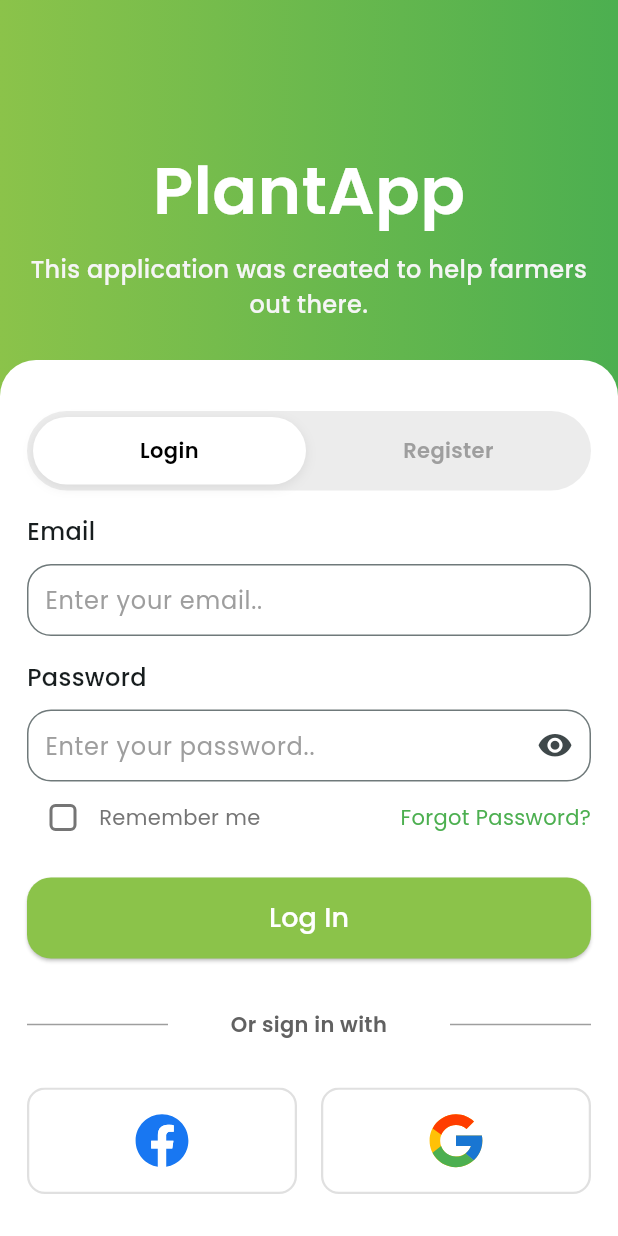
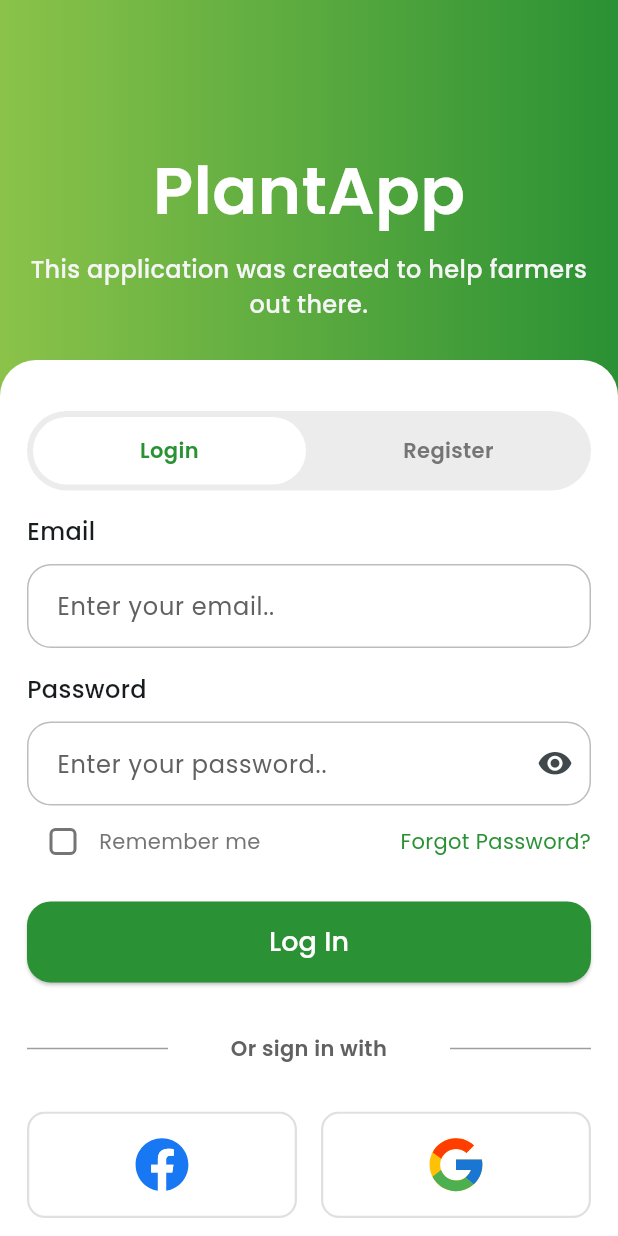
Before and after one commit to mmm-chd/fl_valrn, a Flutter app: the screen it shows after launch, on a phone screen of 412 x 824 dp. Run offline on Flutter 3.47's test engine with Material 3 defaults, Android fonts, the phone set to English and light mode, and no system bars; our stand-ins replace flutter_svg, get.

Commit message:
feat [SM] components

```diff
--- a/lib/components/widgets/custom_iconButton.dart
+++ b/lib/components/widgets/custom_iconButton.dart
@@ -42,7 +42,7 @@ class CustomIconbutton extends StatelessWidget {
         borderRadius: BorderRadius.circular(16),
         onTap: onTap,
         child: Padding(
-          padding: const EdgeInsets.all(16),
+          padding: const EdgeInsets.all(14),
           child: Row(
             mainAxisAlignment: MainAxisAlignment.start,
             crossAxisAlignment: CrossAxisAlignment.center,
--- /dev/null
+++ b/lib/components/widgets/custom_socialButton.dart
@@ -0,0 +1,33 @@
+import 'package:flutter/material.dart';
+import 'package:flutter_svg/svg.dart';
+
+class CustomSocialbutton extends StatelessWidget {
+  final String type;
+  final VoidCallback onTap;
+  const CustomSocialbutton({super.key, required this.type, required this.onTap});
+
+  @override
+  Widget build(BuildContext context) {
+    return Material(
+      color: Colors.transparent,
+      borderRadius: BorderRadius.circular(12),
+      child: InkWell(
+        borderRadius: BorderRadius.circular(12),
+        onTap: onTap,
+        child: Ink(
+          padding: const EdgeInsets.all(12),
+          decoration: BoxDecoration(
+            color: Colors.white,
+            borderRadius: BorderRadius.circular(12),
+            border: Border.all(color: Colors.grey.shade300, width: 1.5),
+          ),
+          child: SvgPicture.asset(
+            'assets/socialIcons/${type}_icon.svg',
+            width: 44,
+            height: 44,
+          ),
+        ),
+      ),
+    );
+  }
+}
--- a/lib/components/widgets/custom_tabBar.dart
+++ b/lib/components/widgets/custom_tabBar.dart
@@ -1,9 +1,9 @@
+import 'package:fl_valrn/configs/themes_color.dart';
 import 'package:flutter/material.dart';
 import 'package:get/state_manager.dart';
 
 class CustomTabbar extends StatelessWidget {
   final String text;
-  final Color? textColor;
   final RxInt currentIndex;
   final int tabIndex;
   final Function(int) onTap;
@@ -11,52 +11,42 @@ class CustomTabbar extends StatelessWidget {
   const CustomTabbar({
     super.key,
     required this.text,
-    required this.onTap,
-    this.textColor,
     required this.currentIndex,
     required this.tabIndex,
+    required this.onTap,
   });
 
   @override
   Widget build(BuildContext context) {
-    return Material(
-      color: Colors.transparent,
-      child: InkWell(
-        borderRadius: BorderRadius.circular(34),
-        onTap: () => onTap(tabIndex),
-        child: Obx(
-          () => AnimatedContainer(
-            duration: const Duration(milliseconds: 250),
-            curve: Curves.easeInOut,
-            height: 45,
-            decoration: currentIndex.value == tabIndex
-                ? BoxDecoration(
-                    color: Colors.white,
-                    borderRadius: BorderRadius.circular(34),
-                    boxShadow: [
-                      BoxShadow(
-                        color: Colors.black.withOpacity(0.08),
-                        blurRadius: 6,
-                        offset: Offset(0, 2),
-                      ),
-                    ],
-                  )
-                : BoxDecoration(borderRadius: BorderRadius.circular(34)),
+    return Obx(() {
+      final isActive = currentIndex.value == tabIndex;
+
+      return Material(
+        color: Colors.transparent,
+        child: InkWell(
+          borderRadius: BorderRadius.circular(30),
+          onTap: () => onTap(tabIndex),
+          child: AnimatedContainer(
+            duration: const Duration(milliseconds: 220),
+            curve: Curves.easeOut,
+            height: double.infinity,
             alignment: Alignment.center,
+            decoration: BoxDecoration(
+              color: isActive ? Colors.white : Colors.transparent,
+              borderRadius: BorderRadius.circular(30),
+            ),
             child: Text(
               text,
               textAlign: TextAlign.center,
               style: TextStyle(
-                color: currentIndex.value == tabIndex
-                    ? textColor ?? Colors.black
-                    : Colors.grey,
+                fontSize: 14,
                 fontWeight: FontWeight.w600,
-                fontSize: 14,
+                color: isActive ? PColor.primGreen : Colors.grey.shade600,
               ),
             ),
           ),
         ),
-      ),
-    );
+      );
+    });
   }
 }
--- a/lib/components/widgets/custom_textField.dart
+++ b/lib/components/widgets/custom_textField.dart
@@ -1,8 +1,9 @@
+import 'package:fl_valrn/configs/themes_color.dart';
 import 'package:flutter/material.dart';
 import 'package:flutter/services.dart';
 
 class CustomTextfield extends StatelessWidget {
-  final Color? fillColor;
+  final Color? fillColor, borderColor;
   final bool isNumber;
   final String label, hint;
   final double? marginTop;
@@ -12,10 +13,11 @@ class CustomTextfield extends StatelessWidget {
       enableSuggestion,
       isShow,
       enableInteractiveSelection,
-      useSuffixIcon;
-  final GestureTapCallback? onTap, onTapIcon;
+      useSuffixIcon,
+      usePrefixIcon;
+  final GestureTapCallback? onTap, onTapSuffixIcon, onTapPrefixIcon;
   final ValueChanged<String>? onChanged;
-  final Widget? suffixIcon;
+  final Widget? suffixIcon, prefixIcon;
   final FocusNode? focusNode;
 
   const CustomTextfield({
@@ -31,12 +33,16 @@ class CustomTextfield extends StatelessWidget {
     this.isShow,
     this.enableInteractiveSelection,
     this.onTap,
-    this.onTapIcon,
+    this.onTapSuffixIcon,
+    this.onTapPrefixIcon,
     this.suffixIcon,
+    this.prefixIcon,
     this.focusNode,
     this.onChanged,
     this.useSuffixIcon = false,
+    this.usePrefixIcon = false,
     this.fillColor,
+    this.borderColor,
   });
 
   @override
@@ -52,25 +58,51 @@ class CustomTextfield extends StatelessWidget {
         controller: controller,
         decoration: InputDecoration(
           fillColor: fillColor,
+          labelStyle: TextStyle(color: Colors.grey.shade700),
+          hintStyle: TextStyle(color: SColor.secGrey.withValues(alpha: 0.7)),
           labelText: label,
           alignLabelWithHint: false,
           hintText: hint,
-          hintStyle: TextStyle(color: Colors.grey.shade100),
-          labelStyle: TextStyle(color: Colors.grey),
           floatingLabelBehavior: FloatingLabelBehavior.never,
           hintFadeDuration: Duration(milliseconds: 500),
+
           errorBorder: OutlineInputBorder(
-            borderSide: BorderSide(color: Colors.green),
+            borderRadius: BorderRadius.circular(16.0),
+            borderSide: BorderSide(color:Colors.red),
           ),
-          suffixIcon: useSuffixIcon!
-              ? GestureDetector(onTap: onTapIcon, child: suffixIcon)
-              : null,
+
+          focusedErrorBorder: OutlineInputBorder(
+            borderRadius: BorderRadius.circular(16.0),
+            borderSide: BorderSide(color: Colors.red),
+          ),
+
           focusedBorder: OutlineInputBorder(
             borderRadius: BorderRadius.circular(16.0),
-            borderSide: BorderSide(color: Colors.green),
+            borderSide: BorderSide(color: PColor.primGreen),
           ),
-          border: OutlineInputBorder(borderRadius: BorderRadius.circular(16.0)),
-          contentPadding: EdgeInsets.all(8),
+
+          enabledBorder: OutlineInputBorder(
+            borderRadius: BorderRadius.circular(16.0),
+            borderSide: BorderSide(color: borderColor ?? Colors.grey.shade400),
+          ),
+
+          disabledBorder: OutlineInputBorder(
+            borderRadius: BorderRadius.circular(16.0),
+            borderSide: BorderSide(color: Colors.grey.shade200),
+          ),
+
+          border: OutlineInputBorder(
+            borderRadius: BorderRadius.circular(16.0),
+            borderSide: BorderSide(color: borderColor ?? Colors.grey.shade400),
+          ),
+
+          prefixIcon: usePrefixIcon!
+              ? GestureDetector(onTap: onTapPrefixIcon, child: prefixIcon)
+              : null,
+          suffixIcon: useSuffixIcon!
+              ? GestureDetector(onTap: onTapSuffixIcon, child: suffixIcon)
+              : null,
+          contentPadding: EdgeInsets.all(16),
         ),
         enableInteractiveSelection: enableInteractiveSelection ?? true,
         enableSuggestions: enableSuggestion ?? false,
--- a/lib/configs/themes_color.dart
+++ b/lib/configs/themes_color.dart
@@ -0,0 +1,9 @@
+import 'dart:ui';
+
+class PColor {
+  static const Color primGreen = Color(0xff2A9134);
+}
+
+class SColor {
+  static const Color secGrey = Color(0xff808083);
+}
--- a/lib/pages/login_page.dart
+++ b/lib/pages/login_page.dart
@@ -1,12 +1,13 @@
 import 'package:fl_valrn/components/widgets/custom_button.dart';
 import 'package:fl_valrn/components/widgets/custom_checkBox.dart';
+import 'package:fl_valrn/components/widgets/custom_socialButton.dart';
 import 'package:fl_valrn/components/widgets/custom_spacing.dart';
 import 'package:fl_valrn/components/widgets/custom_tabBar.dart';
 import 'package:fl_valrn/components/widgets/custom_text.dart';
 import 'package:fl_valrn/components/widgets/custom_textField.dart';
+import 'package:fl_valrn/configs/themes_color.dart';
 import 'package:fl_valrn/controllers/login_controller.dart';
 import 'package:flutter/material.dart';
-import 'package:flutter_svg/svg.dart';
 import 'package:get/get.dart';
 import 'package:get/state_manager.dart';
 
@@ -21,7 +22,7 @@ class LoginPage extends GetView<LoginController> {
           gradient: LinearGradient(
             begin: Alignment(-1, 1),
             end: Alignment(1, 1),
-            colors: [Colors.lightGreen, Colors.green],
+            colors: [Colors.lightGreen, PColor.primGreen],
           ),
         ),
         child: CustomScrollView(
@@ -96,7 +97,10 @@ class LoginPage extends GetView<LoginController> {
             // =========================
             // FILL SPACE (AVOID WHITE GAP)
             // =========================
-            const SliverFillRemaining(hasScrollBody: false, child: SizedBox()),
+            const SliverFillRemaining(
+              hasScrollBody: false,
+              child: CustomSpacing(),
+            ),
           ],
         ),
       ),
@@ -113,7 +117,7 @@ class LoginPage extends GetView<LoginController> {
         child: Container(
           height: 53,
           padding: const EdgeInsets.all(4),
-          constraints: const BoxConstraints(maxWidth: 420), // opsional
+          constraints: const BoxConstraints(maxWidth: 420),
           decoration: BoxDecoration(
             color: const Color(0xffECECEC),
             borderRadius: BorderRadius.circular(30),
@@ -170,34 +174,14 @@ class LoginPage extends GetView<LoginController> {
   Widget _socialButtons() {
     return Row(
       children: [
-        Expanded(child: _socialButton('facebook')),
+        Expanded(
+          child: CustomSocialbutton(type: 'facebook', onTap: () {}),
+        ),
         const CustomSpacing(width: 16),
-        Expanded(child: _socialButton('google')),
+        Expanded(
+          child: CustomSocialbutton(type: 'google', onTap: () {}),
+        ),
       ],
-    );
-  }
-
-  Widget _socialButton(String type) {
-    return Material(
-      color: Colors.transparent,
-      borderRadius: BorderRadius.circular(12),
-      child: InkWell(
-        borderRadius: BorderRadius.circular(12),
-        onTap: () {},
-        child: Ink(
-          padding: const EdgeInsets.all(12),
-          decoration: BoxDecoration(
-            color: Colors.white,
-            borderRadius: BorderRadius.circular(12),
-            border: Border.all(color: Colors.grey.shade300, width: 1.5),
-          ),
-          child: SvgPicture.asset(
-            'assets/socialIcons/${type}_icon.svg',
-            width: 44,
-            height: 44,
-          ),
-        ),
-      ),
     );
   }
 
@@ -271,7 +255,7 @@ class LoginPage extends GetView<LoginController> {
             label: 'Enter your password..',
             obscureText: controller.isObsecurePass.value,
             enableInteractiveSelection: false,
-            onTapIcon: controller.togglePassword,
+            onTapSuffixIcon: controller.togglePassword,
             useSuffixIcon: true,
             suffixIcon: Icon(
               controller.isObsecurePass.value
@@ -294,7 +278,7 @@ class LoginPage extends GetView<LoginController> {
             label: 'Confirm your password..',
             obscureText: controller.isObsecureCPass.value,
             enableInteractiveSelection: false,
-            onTapIcon: controller.toggleConfirmPassword,
+            onTapSuffixIcon: controller.toggleConfirmPassword,
             useSuffixIcon: true,
             suffixIcon: Icon(
               controller.isObsecureCPass.value
@@ -309,7 +293,7 @@ class LoginPage extends GetView<LoginController> {
           () => CustomButton(
             onPressed: () {},
             text: controller.isLoading.value ? 'Loading..' : 'Register',
-            backgroundColor: Colors.lightGreen,
+            backgroundColor: PColor.primGreen,
             foregroundColor: Colors.white,
           ),
         ),
@@ -345,7 +329,7 @@ class LoginPage extends GetView<LoginController> {
             label: 'Enter your password..',
             obscureText: controller.isObsecurePass.value,
             enableInteractiveSelection: false,
-            onTapIcon: controller.togglePassword,
+            onTapSuffixIcon: controller.togglePassword,
             useSuffixIcon: true,
             suffixIcon: Icon(
               controller.isObsecurePass.value
@@ -377,7 +361,7 @@ class LoginPage extends GetView<LoginController> {
               onTap: () {},
               child: CustomText(
                 text: 'Forgot Password?',
-                style: TextStyle(color: Colors.green),
+                style: TextStyle(color: PColor.primGreen),
               ),
             ),
           ],
@@ -387,7 +371,7 @@ class LoginPage extends GetView<LoginController> {
           () => CustomButton(
             onPressed: () {},
             text: controller.isLoading.value ? 'Loading..' : 'Log In',
-            backgroundColor: Colors.lightGreen,
+            backgroundColor: PColor.primGreen,
             foregroundColor: Colors.white,
           ),
         ),
```
